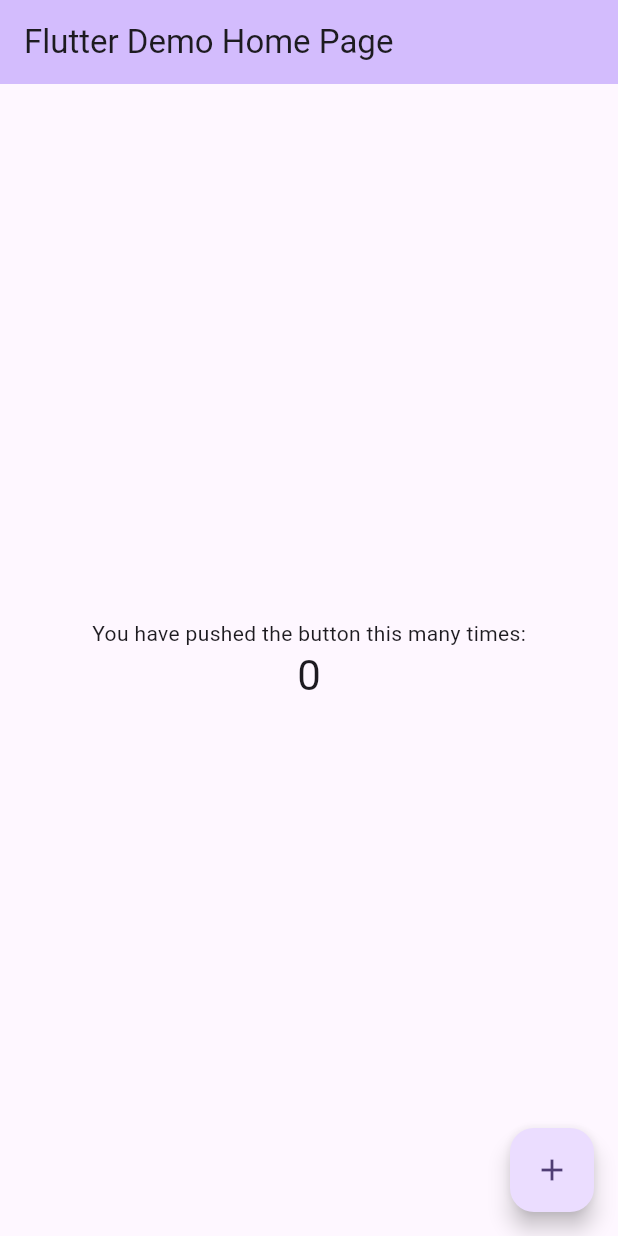
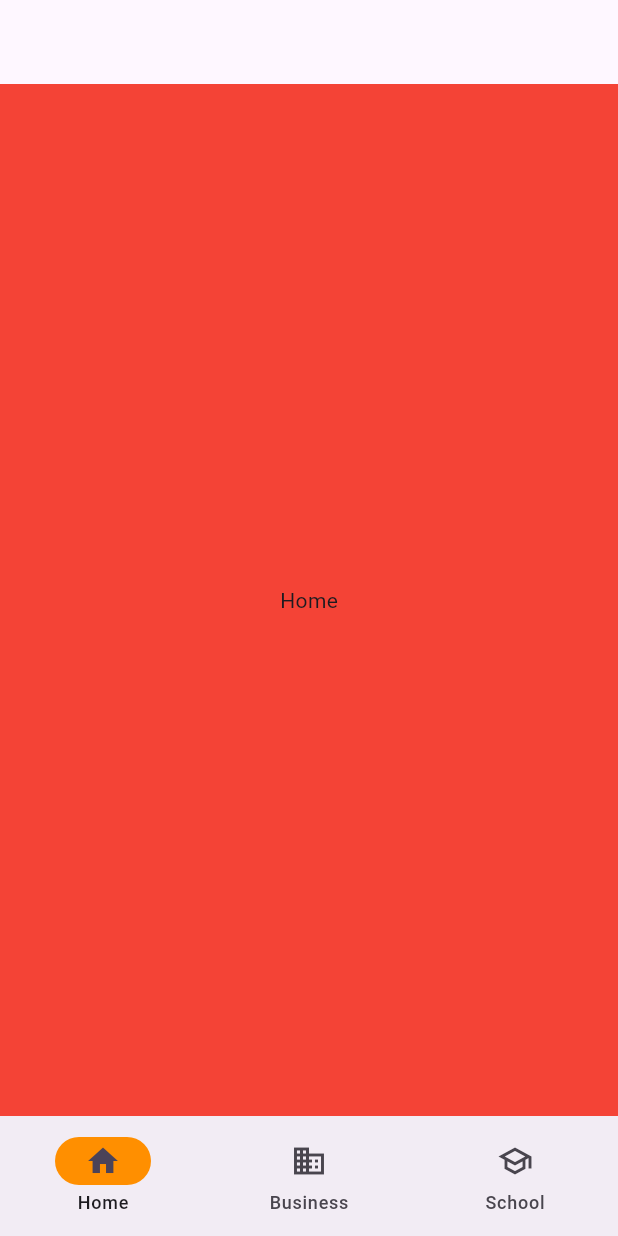
Before and after one commit to thanura-Thrima/Flutter_investigation, a Flutter app: the screen it shows after launch, on a phone screen of 412 x 824 dp. Run offline on Flutter 3.47's test engine with Material 2 defaults, Android fonts, the phone set to English and light mode, and no system bars.

Commit message:
Removing Appbar from main view. Adding bottom Navigator bar. Adding separate Home view.

```diff
--- a/lib/main.dart
+++ b/lib/main.dart
@@ -1,4 +1,5 @@
 import 'package:flutter/material.dart';
+import 'package:test_app/views/home_view.dart';
 
 void main() {
   runApp(const MyApp());
@@ -11,7 +12,7 @@ class MyApp extends StatelessWidget {
   @override
   Widget build(BuildContext context) {
     return MaterialApp(
-      title: 'Flutter Demo',
+      title: 'TEST application',
       theme: ThemeData(
         // This is the theme of your application.
         //
@@ -31,7 +32,7 @@ class MyApp extends StatelessWidget {
         colorScheme: ColorScheme.fromSeed(seedColor: Colors.deepPurple),
         useMaterial3: true,
       ),
-      home: const MyHomePage(title: 'Flutter Demo Home Page'),
+      home: const MyHomePage(title: 'Home'),
     );
   }
 }
@@ -55,18 +56,7 @@ class MyHomePage extends StatefulWidget {
 }
 
 class _MyHomePageState extends State<MyHomePage> {
-  int _counter = 0;
-
-  void _incrementCounter() {
-    setState(() {
-      // This call to setState tells the Flutter framework that something has
-      // changed in this State, which causes it to rerun the build method below
-      // so that the display can reflect the updated values. If we changed
-      // _counter without calling setState(), then the build method would not be
-      // called again, and so nothing would appear to happen.
-      _counter++;
-    });
-  }
+  int currentPageIndex = 0;
 
   @override
   Widget build(BuildContext context) {
@@ -77,49 +67,58 @@ class _MyHomePageState extends State<MyHomePage> {
     // fast, so that you can just rebuild anything that needs updating rather
     // than having to individually change instances of widgets.
     return Scaffold(
-      appBar: AppBar(
+      appBar: null
+      // AppBar(
       // TRY THIS: Try changing the color here to a specific color (to
       // Colors.amber, perhaps?) and trigger a hot reload to see the AppBar
       // change color while the other colors stay the same.
-        backgroundColor: Theme.of(context).colorScheme.inversePrimary,
+      //backgroundColor: Theme.of(context).colorScheme.inversePrimary,
       // Here we take the value from the MyHomePage object that was created by
       // the App.build method, and use it to set our appbar title.
-        title: Text(widget.title),
-      ),
+      //title: Text(widget.title),
+      //)
+      ,
       body: Center(
           // Center is a layout widget. It takes a single child and positions it
           // in the middle of the parent.
-        child: Column(
-          // Column is also a layout widget. It takes a list of children and
-          // arranges them vertically. By default, it sizes itself to fit its
-          // children horizontally, and tries to be as tall as its parent.
-          //
-          // Column has various properties to control how it sizes itself and
-          // how it positions its children. Here we use mainAxisAlignment to
-          // center the children vertically; the main axis here is the vertical
-          // axis because Columns are vertical (the cross axis would be
-          // horizontal).
-          //
-          // TRY THIS: Invoke "debug painting" (choose the "Toggle Debug Paint"
-          // action in the IDE, or press "p" in the console), to see the
-          // wireframe for each widget.
-          mainAxisAlignment: MainAxisAlignment.center,
-          children: <Widget>[
-            const Text(
-              'You have pushed the button this many times:',
+          child: <Widget>[
+            HomeView(title:'Home'),
+        Container(
+          color: Colors.green,
+          alignment: Alignment.center,
+          child: const Text('Page 2'),
         ),
-            Text(
-              '$_counter',
-              style: Theme.of(context).textTheme.headlineMedium,
+        Container(
+          color: Colors.blue,
+          alignment: Alignment.center,
+          child: const Text('Page 3'),
+        ),
+      ][currentPageIndex]), // This trailing comma makes auto-formatting nicer for build methods.
+      bottomNavigationBar: NavigationBar(
+        onDestinationSelected: (int index) {
+          setState(() {
+            currentPageIndex = index;
+          });
+        },
+        indicatorColor: Colors.amber[800],
+        selectedIndex: currentPageIndex,
+        destinations: const <Widget>[
+          NavigationDestination(
+            selectedIcon: Icon(Icons.home),
+            icon: Icon(Icons.home_outlined),
+            label: 'Home',
+          ),
+          NavigationDestination(
+            icon: Icon(Icons.business),
+            label: 'Business',
+          ),
+          NavigationDestination(
+            selectedIcon: Icon(Icons.school),
+            icon: Icon(Icons.school_outlined),
+            label: 'School',
           ),
         ],
       ),
-      ),
-      floatingActionButton: FloatingActionButton(
-        onPressed: _incrementCounter,
-        tooltip: 'Increment',
-        child: const Icon(Icons.add),
-      ), // This trailing comma makes auto-formatting nicer for build methods.
     );
   }
 }
--- /dev/null
+++ b/lib/views/home_view.dart
@@ -0,0 +1,32 @@
+import 'package:flutter/material.dart';
+
+class HomeView extends StatefulWidget {
+  final String title;
+
+  const HomeView({super.key, required this.title});
+
+  @override
+  State<StatefulWidget> createState() {
+    return HomeViewState();
+  }
+}
+
+class HomeViewState extends State<HomeView> {
+  HomeViewState();
+  @override
+  Widget build(BuildContext context) {
+    return Scaffold(
+      appBar: AppBar()
+      ,
+      body: Center(
+        // Center is a layout widget. It takes a single child and positions it
+        // in the middle of the parent.
+        child: Container(
+          color: Colors.red,
+          alignment: Alignment.center,
+          child: Text(widget.title),
+        ),
+      ),
+    );
+  }
+}
```
Lines whose indentation alone changed are shown as unchanged.
